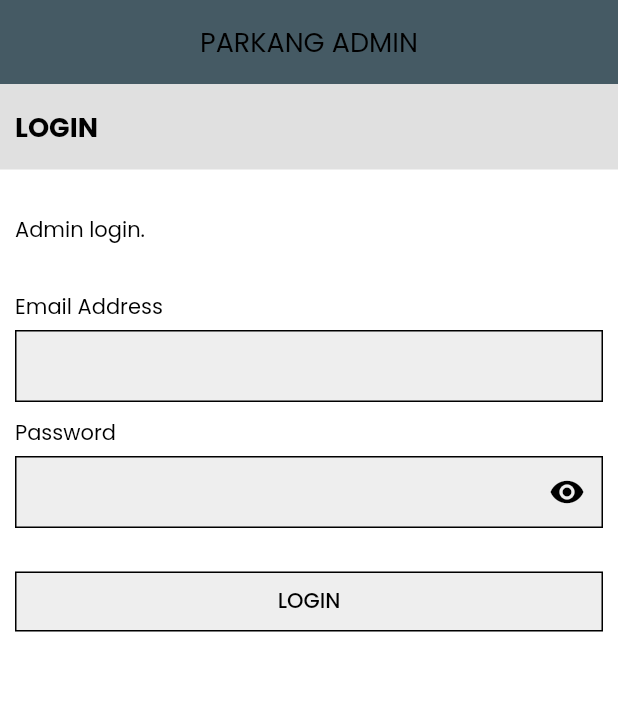
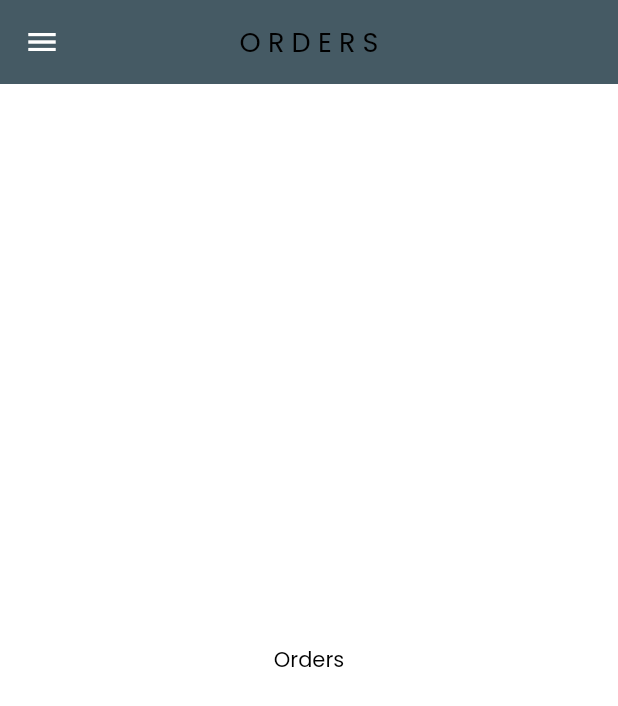
Before and after one commit to srfiryal/parkang_admin, a Flutter app: the Login screen opened directly, after a tap on "LOGIN", on a phone screen of 412 x 824 dp. Shown: the top 706 px of the screen. Run offline on Flutter 3.47's test engine with Material 2 defaults, Android fonts, the phone set to English and light mode, and no system bars; our stand-ins replace google_fonts.

Commit message:
feat: [SF] drawer navigation

```diff
--- a/lib/shared/shared_code.dart
+++ b/lib/shared/shared_code.dart
@@ -44,8 +44,8 @@ class SharedCode {
       title: Text(title),
       content: Text(message),
       actions: [
-        TextButton(child: const Text('Tidak'), onPressed: () => Navigator.of(context).pop()),
-        TextButton(child: const Text('Ya'), onPressed: onYesTap)
+        TextButton(child: const Text('No'), onPressed: () => Navigator.of(context).pop()),
+        TextButton(child: const Text('Yes'), onPressed: onYesTap)
       ],
     );
 
--- /dev/null
+++ b/lib/view/drawer_navigation.dart
@@ -0,0 +1,87 @@
+import 'package:flutter/material.dart';
+import 'package:google_fonts/google_fonts.dart';
+import 'package:parkang_admin/shared/shared_code.dart';
+import 'package:parkang_admin/view/admins.dart';
+import 'package:parkang_admin/view/login.dart';
+import 'package:parkang_admin/view/orders.dart';
+import 'package:parkang_admin/view/products.dart';
+
+class DrawerNavigation extends StatefulWidget {
+  const DrawerNavigation({Key? key}) : super(key: key);
+
+  @override
+  _DrawerNavigationState createState() => _DrawerNavigationState();
+}
+
+class _DrawerNavigationState extends State<DrawerNavigation> {
+  final List<Widget> _widgets = [
+    const Orders(),
+    const Products(),
+    const Admins()
+  ];
+  final List<String> _titles = ['O R D E R S', 'P R O D U C T S', 'A D M I N S'];
+  int _selectedIndex = 0;
+  final String _userName = 'Admin';
+  final String _userEmail = 'admin@gmail.com';
+
+  void _switchPage(int index) {
+    setState(() {
+      _selectedIndex = index;
+      Navigator.pop(context);
+    });
+  }
+
+  void _logout() {
+    SharedCode.showConfirmationDialog(context, 'Logout', 'Are you sure?', () => SharedCode.navigatorPushAndRemoveUntil(context, const Login()));
+  }
+
+  @override
+  Widget build(BuildContext context) {
+    return Scaffold(
+      body: _widgets[_selectedIndex],
+      appBar: AppBar(
+        title: Text(_titles[_selectedIndex]),
+      ),
+      drawer: Drawer(
+        child: ListView(
+          padding: EdgeInsets.zero,
+          children: <Widget>[
+            _drawerHeader(),
+            _drawerItem(0, 'Orders', Icons.shopping_bag),
+            _drawerItem(1, 'Products', Icons.storefront),
+            _drawerItem(2, 'Admins', Icons.person),
+            _drawerItem(-1, 'Logout', Icons.exit_to_app),
+          ],
+        ),
+      ),
+    );
+  }
+
+  Widget _drawerHeader() {
+    return UserAccountsDrawerHeader(
+      accountName: Text(_userName, style: GoogleFonts.poppins(color: Colors.white, fontWeight: FontWeight.bold),),
+      accountEmail: Text(_userEmail, style: GoogleFonts.poppins(color: Colors.white),),
+    );
+  }
+
+  Widget _drawerItem(int index, String text, IconData icon) {
+    Color color = Colors.grey.shade700;
+    if (_selectedIndex == index) {
+      color = Theme.of(context).primaryColor;
+    }
+
+    return InkWell(
+      child: Padding(
+        padding: const EdgeInsets.symmetric(vertical: 12.0, horizontal: 15.0),
+        child: Row(
+          children: [
+            Icon(icon, color: color),
+            const SizedBox(width: 15.0),
+            Text(text, style: GoogleFonts.poppins(fontWeight: FontWeight.w500, color: color)),
+          ],
+        ),
+      ),
+      onTap: index != -1 ? () => _switchPage(index) : () => _logout(),
+    );
+  }
+}
--- a/lib/view/login.dart
+++ b/lib/view/login.dart
@@ -1,6 +1,8 @@
 import 'package:flutter/material.dart';
 import 'package:parkang_admin/shared/custom_password_field.dart';
 import 'package:parkang_admin/shared/custom_text_field.dart';
+import 'package:parkang_admin/shared/shared_code.dart';
+import 'package:parkang_admin/view/drawer_navigation.dart';
 
 class Login extends StatefulWidget {
   const Login({Key? key}) : super(key: key);
@@ -44,7 +46,9 @@ class _LoginState extends State<Login> {
                   const SizedBox(height: 10.0),
                   CustomPasswordField(label: 'Password', controller: _passwordController),
                   const SizedBox(height: 25.0),
-                  OutlinedButton(onPressed: () {}, child: const Text('LOGIN')),
+                  OutlinedButton(onPressed: () {
+                    SharedCode.navigatorPushAndRemoveUntil(context, const DrawerNavigation());
+                  }, child: const Text('LOGIN')),
                 ],
               ),
             )
--- /dev/null
+++ b/lib/view/orders.dart
@@ -0,0 +1,15 @@
+import 'package:flutter/cupertino.dart';
+
+class Orders extends StatefulWidget {
+  const Orders({Key? key}) : super(key: key);
+
+  @override
+  _OrdersState createState() => _OrdersState();
+}
+
+class _OrdersState extends State<Orders> {
+  @override
+  Widget build(BuildContext context) {
+    return const Center(child: Text('Orders'));
+  }
+}
```
Also changed, not shown: lib/view/admins.dart (added, +15 -0 lines), lib/view/products.dart (added, +15 -0 lines).
